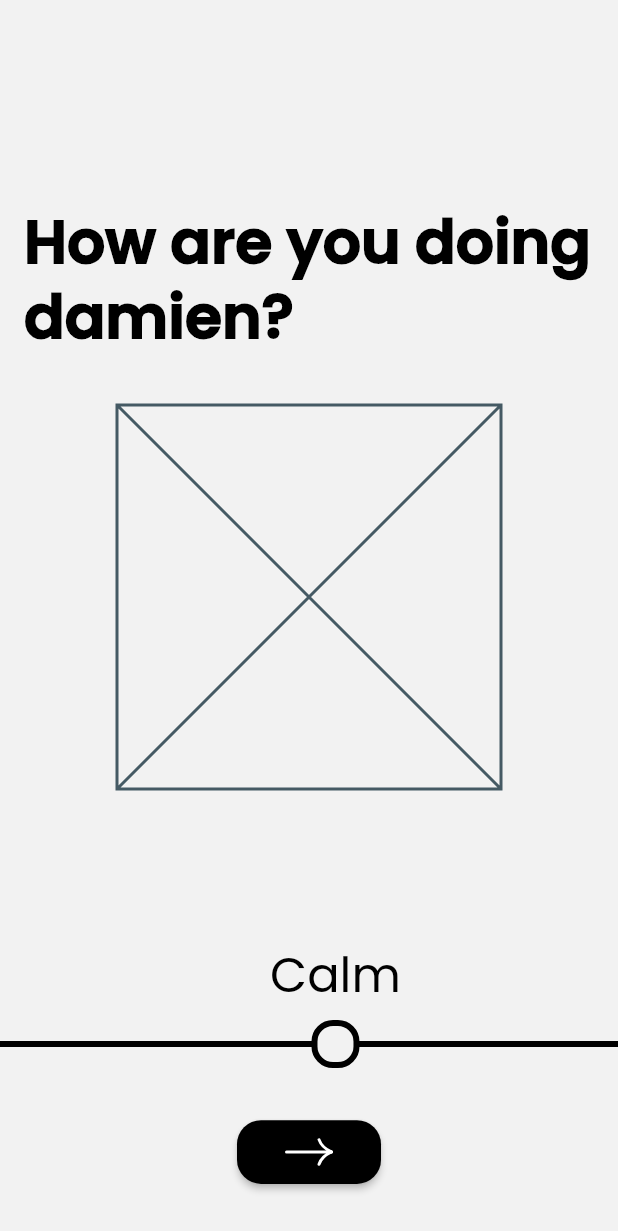
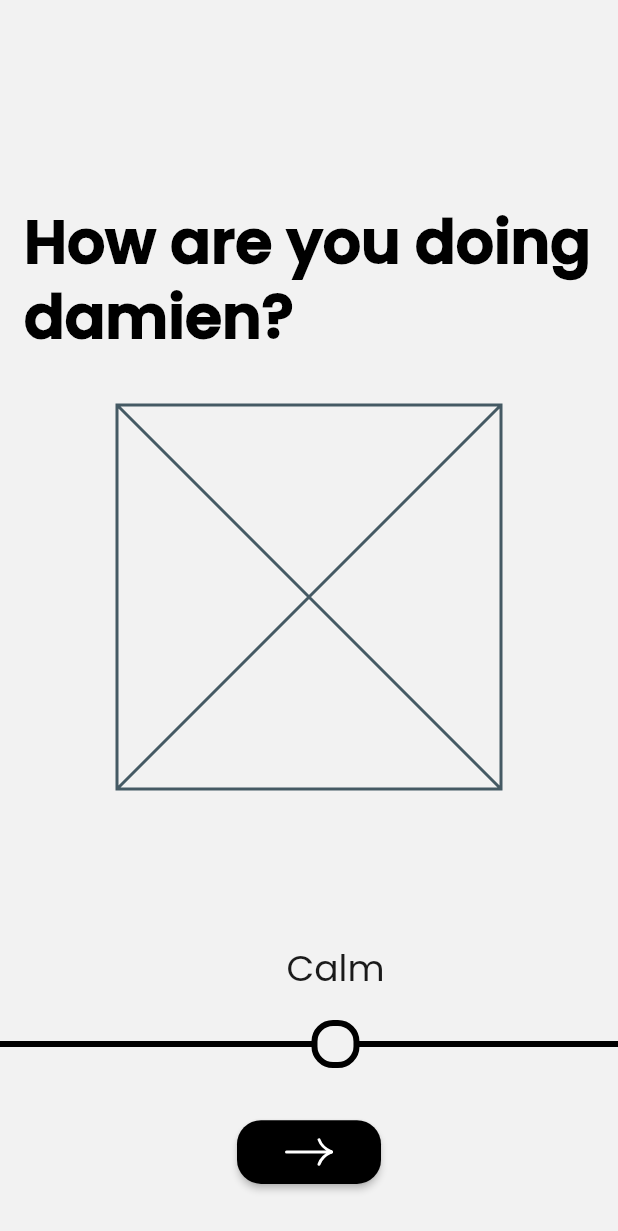
Before and after one commit to ezhangle/stare, a Flutter app: the screen it shows after launch, on a phone screen of 412 x 824 dp. Shown: the top 1231 px of the screen. Run offline on Flutter 3.47's test engine with Material 2 defaults, Android fonts, the phone set to English and light mode, and no system bars; our stand-ins replace flutter_svg, rive.

Commit message:
↕️ label `fontSize`

```diff
--- a/lib/data/theme.dart
+++ b/lib/data/theme.dart
@@ -18,12 +18,12 @@ final ThemeData lightTheme = ThemeData(
     headlineLarge: headline,
     headlineMedium: headline.copyWith(fontSize: 40),
     headlineSmall: headline.copyWith(fontSize: 36),
-    labelLarge: label,
-    labelMedium: label.copyWith(fontSize: 28),
-    labelSmall: label.copyWith(fontSize: 24),
     titleLarge: title,
     titleMedium: title.copyWith(fontSize: 24),
     titleSmall: title.copyWith(fontSize: 18, fontWeight: FontWeight.w400),
+    labelLarge: label,
+    labelMedium: label.copyWith(fontSize: 20),
+    labelSmall: label.copyWith(fontSize: 16),
     bodyLarge: body,
     bodyMedium: body.copyWith(fontSize: 16),
     bodySmall: body.copyWith(fontSize: 12),
```
Also changed, not shown: lib/data/style.dart (+6 -5 lines).
